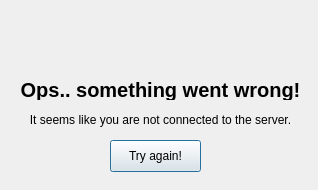
The window that client/serverdisc.ui (SimoneDutto/CollaborativeEditor) describes before a commit, drawn with Qt 5.
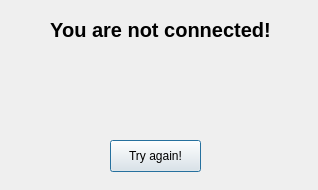
The same window after the commit. Icons and pictures are not drawn.

The edit to the form file:
```diff
--- a/client/serverdisc.ui
+++ b/client/serverdisc.ui
@@ -13,27 +13,11 @@
   <property name="windowTitle">
    <string>Dialog</string>
   </property>
-  <widget class="QLabel" name="label_2">
-   <property name="geometry">
-    <rect>
-     <x>0</x>
-     <y>110</y>
-     <width>321</width>
-     <height>20</height>
-    </rect>
-   </property>
-   <property name="text">
-    <string>It seems like you are not connected to the server.</string>
-   </property>
-   <property name="alignment">
-    <set>Qt::AlignCenter</set>
-   </property>
-  </widget>
   <widget class="QLabel" name="label_3">
    <property name="geometry">
     <rect>
      <x>120</x>
-     <y>10</y>
+     <y>60</y>
      <width>71</width>
      <height>61</height>
     </rect>
@@ -62,7 +46,7 @@
    <property name="geometry">
     <rect>
      <x>20</x>
-     <y>80</y>
+     <y>20</y>
      <width>281</width>
      <height>20</height>
     </rect>
@@ -75,7 +59,7 @@
     </font>
    </property>
    <property name="text">
-    <string>Ops.. something went wrong!</string>
+    <string>You are not connected!</string>
    </property>
    <property name="alignment">
     <set>Qt::AlignCenter</set>
```
Left out of the diff: 2 changed lines with no effect on the pictures.
